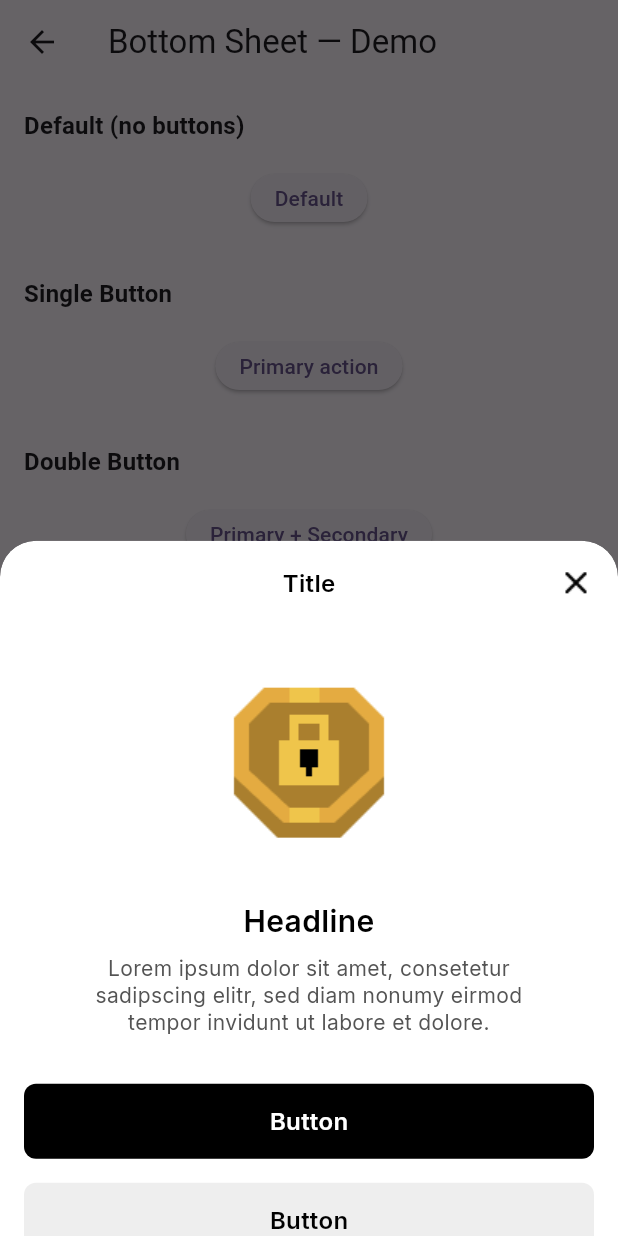
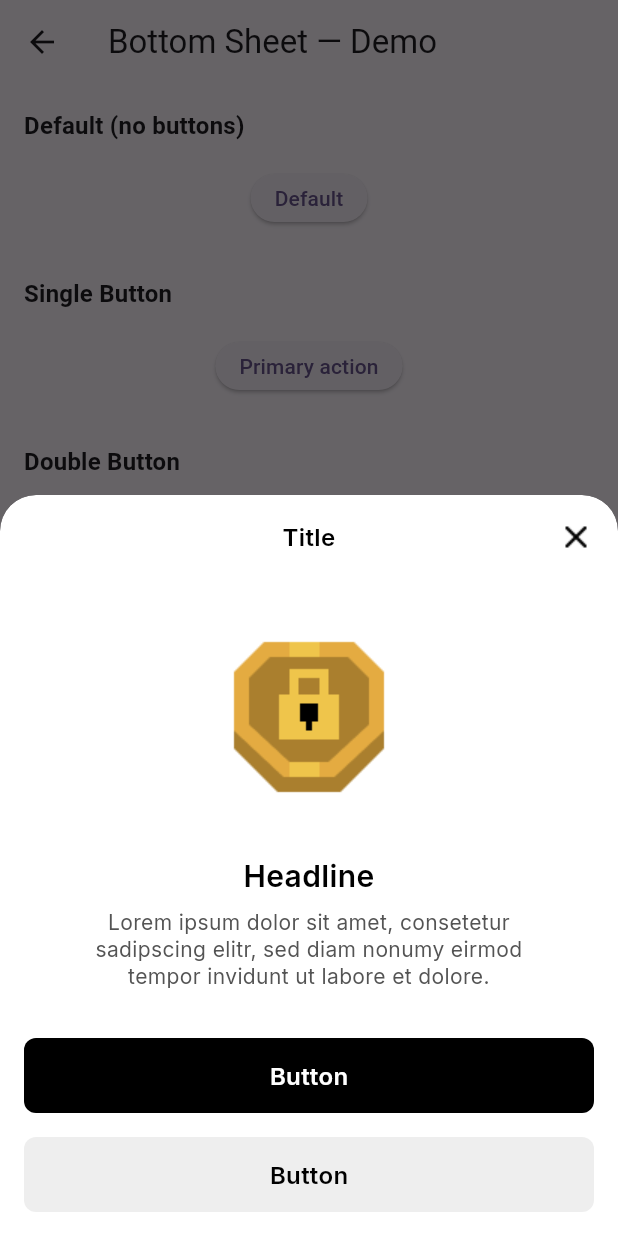
Before and after one commit to dynamiclayer/dynamiclayer-flutter, a Flutter app: the DemoBottomSheetPage screen opened directly, after a tap on "Primary + Secondary", on a phone screen of 412 x 824 dp. Run offline on Flutter 3.47's test engine with Material 3 defaults, Android fonts, the light colour scheme and no system bars; our stand-ins replace flutter_svg, google_fonts.

Commit message:
code updated

````diff
--- a/lib/demo/bottom_nav/demo_bottom_nav_bar_page.dart
+++ b/lib/demo/bottom_nav/demo_bottom_nav_bar_page.dart
@@ -88,13 +88,12 @@ class _BarPreviewState extends State<_BarPreview> {
     final items = List<Widget>.generate(widget.count, (i) {
       return _tab(
         label: 'Label',
-        selected: true,
-        // i == _selectedIndex,
+        selected: i == _selectedIndex,
         onTap: () => setState(() => _selectedIndex = i),
       );
     });
 
-    return DLBottomNavBar(
+    return DLBottomNavigation(
       items: items,
       showSeparator: true,
       elevation: 0,
--- a/lib/demo/demo_bottom_sheet_page.dart
+++ b/lib/demo/demo_bottom_sheet_page.dart
@@ -101,7 +101,7 @@ class DemoBottomSheetPage extends StatelessWidget {
     secondaryLabel: 'Button',
     secondaryType: DLButtonType.secondary,
     onSecondaryPressed: () => Navigator.of(context).maybePop(),
-    isScrollControlled: false,
+    isScrollControlled: true,
   );
 }
 
--- a/lib/src/components/bottom_nav/dl_bottom_nav_bar.dart
+++ b/lib/src/components/bottom_nav/dl_bottom_nav_bar.dart
@@ -10,8 +10,8 @@ import '../../../dynamiclayers.dart';
 /// • Optional iOS-like home indicator (with its own vertical space)
 /// • SafeArea-aware, with extra bottom padding for the home indicator
 /// ---------------------------------------------------------------------------
-class DLBottomNavBar extends StatelessWidget {
-  const DLBottomNavBar({
+class DLBottomNavigation extends StatelessWidget {
+  const DLBottomNavigation({
     super.key,
     required this.items, // 2..5 tabs
     this.backgroundColor = DLColors.white,
--- a/lib/src/components/bottom_nav/dl_bottom_nav_tab.dart
+++ b/lib/src/components/bottom_nav/dl_bottom_nav_tab.dart
@@ -144,8 +144,9 @@ class DLBottomNavTab extends StatelessWidget {
             label,
             style: _labelStyle(selected),
             textAlign: TextAlign.center,
-            softWrap: false,
-            overflow: TextOverflow.visible,
+            softWrap: true,
+            overflow: TextOverflow.ellipsis,
+            maxLines: 1,
           ),
         ],
         const SizedBox(height: DLSpacing.p8),
--- a/lib/src/components/bottom_sheet/dl_bottom_sheet.dart
+++ b/lib/src/components/bottom_sheet/dl_bottom_sheet.dart
@@ -137,7 +137,7 @@ class DLBottomSheet extends StatelessWidget {
     return Material(
       color: Colors.transparent,
       child: SafeArea(
-        top: false,
+        top: true,
         bottom: true, // no bottom safe-area padding strip
         child: AnimatedPadding(
           duration: const Duration(milliseconds: 150),
@@ -252,16 +252,20 @@ class _Body extends StatelessWidget {
           children: [
             // Title center-aligned, with side paddings so it won't collide with the close button.
             SizedBox(width: 56, height: 56),
-            Padding(
+            SizedBox(
+              width: (MediaQuery.of(context).size.width) - (2 * 56),
+              child: Padding(
                 padding: EdgeInsets.all(DLSpacing.p16),
                 child: Text(
                   title,
                   maxLines: 1,
                   overflow: TextOverflow.ellipsis,
                   textAlign: TextAlign.center,
-                style: DLTypos.textBaseSemibold(color: DLColors.black).copyWith(
+                  style: DLTypos.textBaseSemibold(color: DLColors.black)
+                      .copyWith(
                         fontWeight: FontWeight.w600,
                         fontSize: DlFontSize.f3,
+                      ),
                 ),
               ),
             ),
--- a/lib/src/components/dynamic_layers_core.dart
+++ b/lib/src/components/dynamic_layers_core.dart
@@ -250,7 +250,7 @@ class _DockFactory {
   const _DockFactory._();
 
   Widget call({
-    required List<DlButtonDock> buttons,
+    required List<DLButton> buttons,
 
     // Layout
     Axis direction = Axis.vertical,
@@ -546,7 +546,7 @@ class _AvatarGroupFactory {
 /// );
 /// ```
 Widget DLDock({
-  required List<DlButtonDock> buttons,
+  required List<DLButton> buttons,
   Axis direction = Axis.vertical,
   double gap = 0,
   EdgeInsetsGeometry padding = EdgeInsets.zero,
@@ -589,7 +589,7 @@ Widget DLDock({
 
 /// Uppercase alias if you prefer `DLDOCK(...)`.
 Widget DLDOCK({
-  required List<DlButtonDock> buttons,
+  required List<DLButton> buttons,
   Axis direction = Axis.vertical,
   double gap = 0,
   EdgeInsetsGeometry padding = EdgeInsets.zero,
````
Also changed, not shown: lib/demo/demo_button_dock_page.dart (+5 -17 lines), lib/src/components/button_dock/dl_button_dock.dart (+8 -9 lines). Lines whose indentation alone changed are shown as unchanged.
